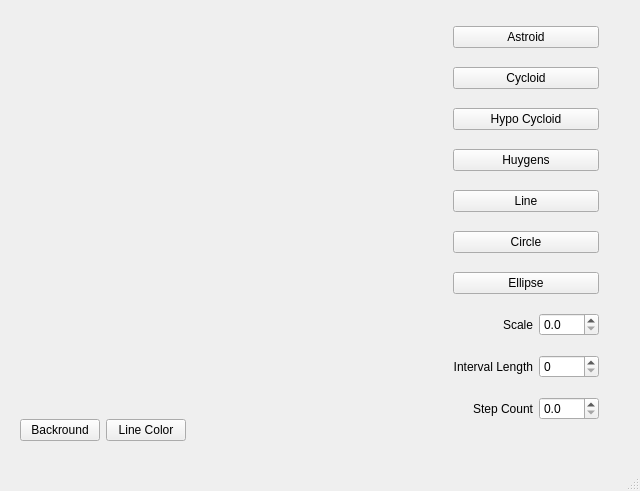
Before: the Qt Designer form mainwindow.ui in sra51/QtCurves, drawn with Qt 5.
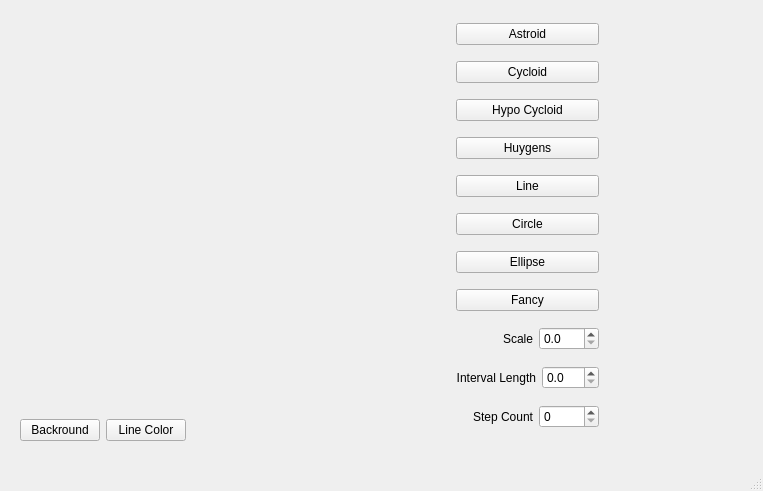
After: the same form once the commit is applied. Custom widgets are drawn as their Qt base class.

Commit message: Fancy Curve added

```diff
--- a/mainwindow.ui
+++ b/mainwindow.ui
@@ -6,7 +6,7 @@
    <rect>
     <x>0</x>
     <y>0</y>
-    <width>640</width>
+    <width>763</width>
     <height>491</height>
    </rect>
   </property>
@@ -120,6 +120,13 @@
          </property>
         </widget>
        </item>
+       <item>
+        <widget class="QPushButton" name="btnFancy">
+         <property name="text">
+          <string>Fancy</string>
+         </property>
+        </widget>
+       </item>
        <item>
         <layout class="QHBoxLayout" name="horizontalLayout_3">
          <item>
@@ -156,12 +163,42 @@
          </item>
         </layout>
        </item>
+       <item>
+        <layout class="QHBoxLayout" name="horizontalLayout">
+         <item>
+          <widget class="QLabel" name="label_3">
+           <property name="text">
+            <string>Interval Length</string>
+           </property>
+           <property name="alignment">
+            <set>Qt::AlignRight|Qt::AlignTrailing|Qt::AlignVCenter</set>
+           </property>
+          </widget>
+         </item>
+         <item>
+          <widget class="QDoubleSpinBox" name="spinInterval">
+           <property name="maximumSize">
+            <size>
+             <width>60</width>
+             <height>16777215</height>
+            </size>
+           </property>
+           <property name="decimals">
+            <number>1</number>
+           </property>
+           <property name="maximum">
+            <double>100.000000000000000</double>
+           </property>
+          </widget>
+         </item>
+        </layout>
+       </item>
        <item>
         <layout class="QHBoxLayout" name="horizontalLayout_2">
          <item>
           <widget class="QLabel" name="label_2">
            <property name="text">
-            <string>Interval Length</string>
+            <string>Step Count</string>
            </property>
            <property name="alignment">
             <set>Qt::AlignRight|Qt::AlignTrailing|Qt::AlignVCenter</set>
@@ -192,36 +229,6 @@
          </item>
         </layout>
        </item>
-       <item>
-        <layout class="QHBoxLayout" name="horizontalLayout">
-         <item>
-          <widget class="QLabel" name="label_3">
-           <property name="text">
-            <string>Step Count</string>
-           </property>
-           <property name="alignment">
-            <set>Qt::AlignRight|Qt::AlignTrailing|Qt::AlignVCenter</set>
-           </property>
-          </widget>
-         </item>
-         <item>
-          <widget class="QDoubleSpinBox" name="spinInterval">
-           <property name="maximumSize">
-            <size>
-             <width>60</width>
-             <height>16777215</height>
-            </size>
-           </property>
-           <property name="decimals">
-            <number>1</number>
-           </property>
-           <property name="maximum">
-            <double>100.000000000000000</double>
-           </property>
-          </widget>
-         </item>
-        </layout>
-       </item>
       </layout>
      </item>
     </layout>
```
Left out of the diff: 2 changed lines with no effect on the pictures. The commit also changes 5 other files.
